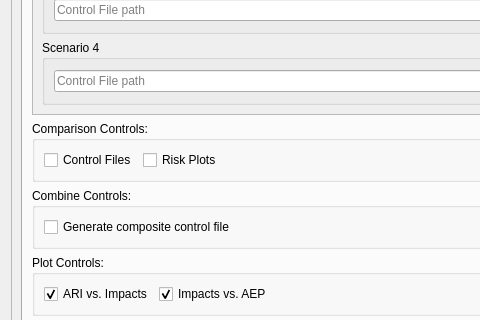
NRCan/CanFlood, file canflood/results/results.ui: the form before one commit; both pictures show x 0 to 480 and y 258 to 578 of the 700 by 744 pixel window.
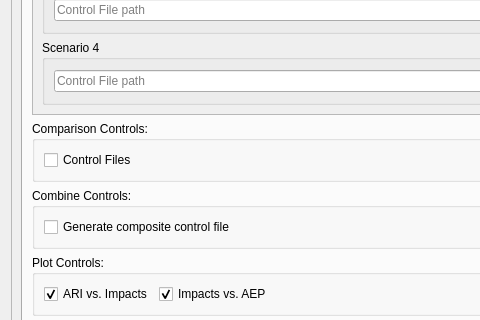
The form after the commit. The open tabs and pages were chosen to show the change. Icons and pictures are not drawn. Custom widgets are drawn as their Qt base class.

```diff
--- a/canflood/results/results.ui
+++ b/canflood/results/results.ui
@@ -46,7 +46,7 @@
         <x>0</x>
         <y>0</y>
         <width>680</width>
-        <height>647</height>
+        <height>644</height>
        </rect>
       </property>
       <property name="sizePolicy">
@@ -2600,19 +2600,6 @@
                   </property>
                  </widget>
                 </item>
-                <item>
-                 <widget class="QCheckBox" name="checkBox_C_rplot">
-                  <property name="sizePolicy">
-                   <sizepolicy hsizetype="Fixed" vsizetype="Fixed">
-                    <horstretch>0</horstretch>
-                    <verstretch>0</verstretch>
-                   </sizepolicy>
-                  </property>
-                  <property name="text">
-                   <string>Risk Plots</string>
-                  </property>
-                 </widget>
-                </item>
                 <item>
                  <spacer name="horizontalSpacer_3">
                   <property name="orientation">
```
Left out of the diff: 6 changed lines with no effect on the pictures.
